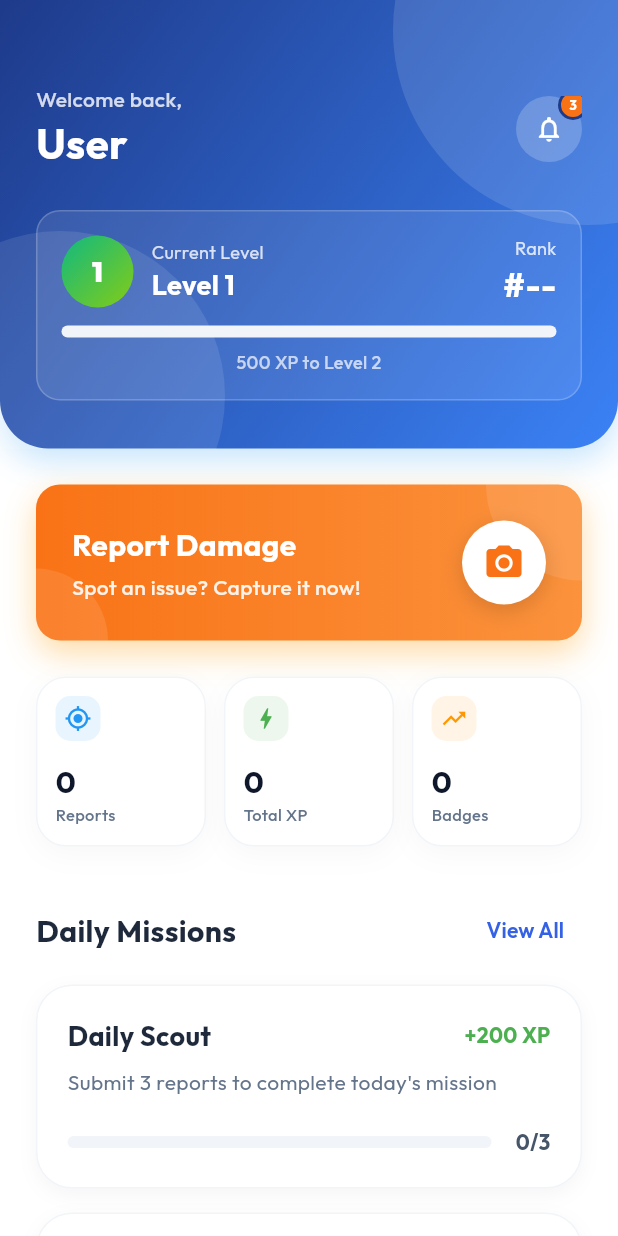
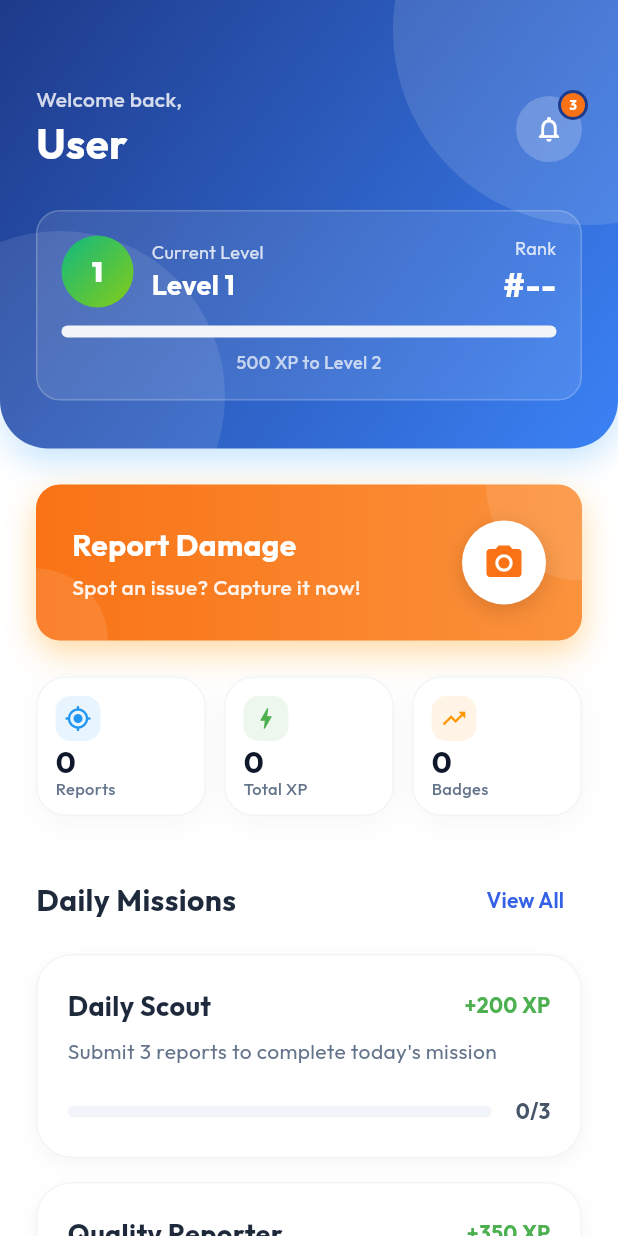
Before and after one commit to islemgouicem/StreetWatch, a Flutter app: the HomeScreen screen opened directly, on a phone screen of 412 x 824 dp. Run offline on Flutter 3.47's test engine with Material 3 defaults, Android fonts, the phone set to English and light mode, and no system bars; drawn by our look-alikes of percent_indicator; our stand-ins replace camera, equatable, flutter_bloc, flutter_map, geolocator, google_fonts and 3 more; missing offline and left inert: tflite_flutter; accounts and stored records are empty; network calls fail.

Commit message:
fix: responsivness issues + reports loading

```diff
--- a/mobile_app/lib/features/dashboard/presentation/pages/home_screen.dart
+++ b/mobile_app/lib/features/dashboard/presentation/pages/home_screen.dart
@@ -234,6 +234,7 @@ class _HeaderSectionState extends State<_HeaderSection> {
                                 );
                               },
                               child: Stack(
+                                clipBehavior: Clip.none,
                                 children: [
                                   Container(
                                     width: 44,
@@ -663,10 +664,21 @@ class _StatCard extends StatelessWidget {
 
   @override
   Widget build(BuildContext context) {
-    return AspectRatio(
-      aspectRatio: 1.0,
-      child: Container(
-        padding: const EdgeInsets.all(12), // Further reduced from 14
+    return LayoutBuilder(
+      builder: (context, constraints) {
+        final isCompact = constraints.maxWidth < 84;
+        final horizontalPadding = isCompact ? 8.0 : 12.0;
+        final verticalPadding = isCompact ? 10.0 : 12.0;
+        final iconSize = isCompact ? 16.0 : 18.0;
+        final valueSize = isCompact ? 18.0 : 20.0;
+        final labelSize = isCompact ? 10.0 : 11.0;
+
+        return Container(
+          constraints: BoxConstraints(minHeight: isCompact ? 64 : 72),
+          padding: EdgeInsets.symmetric(
+            horizontal: horizontalPadding,
+            vertical: verticalPadding,
+          ),
           decoration: BoxDecoration(
             color: Colors.white,
             borderRadius: BorderRadius.circular(20),
@@ -682,45 +694,52 @@ class _StatCard extends StatelessWidget {
           child: Column(
             crossAxisAlignment: CrossAxisAlignment.start,
             mainAxisAlignment: MainAxisAlignment.spaceBetween,
+            mainAxisSize: MainAxisSize.max,
             children: [
               Container(
-              padding: const EdgeInsets.all(6), // Reduced from 8
+                padding: EdgeInsets.all(isCompact ? 5 : 6),
                 decoration: BoxDecoration(
                   color: iconColor.withOpacity(0.1),
                   borderRadius: BorderRadius.circular(10),
                 ),
-              child: Icon(icon, color: iconColor, size: 18), // Reduced from 20
+                child: Icon(icon, color: iconColor, size: iconSize),
               ),
-
+              const SizedBox(height: 4),
               Column(
                 crossAxisAlignment: CrossAxisAlignment.start,
+                mainAxisSize: MainAxisSize.min,
                 children: [
                   FittedBox(
                     fit: BoxFit.scaleDown,
+                    alignment: Alignment.centerLeft,
                     child: Text(
                       value,
                       style: GoogleFonts.outfit(
-                      fontSize: 20, // Slightly reduced for safety
+                        fontSize: valueSize,
                         fontWeight: FontWeight.bold,
                         color: const Color(0xFF0F172A),
+                        height: 1.0,
                       ),
                     ),
                   ),
+                  const SizedBox(height: 2),
                   Text(
                     label,
                     maxLines: 1,
                     overflow: TextOverflow.ellipsis,
                     style: GoogleFonts.outfit(
-                    fontSize: 11, // Slightly reduced
+                      fontSize: labelSize,
                       fontWeight: FontWeight.w500,
                       color: const Color(0xFF64748B),
+                      height: 1.0,
                     ),
                   ),
                 ],
               ),
             ],
           ),
-      ),
+        );
+      },
     );
   }
 }
--- a/mobile_app/lib/services/api_service.dart
+++ b/mobile_app/lib/services/api_service.dart
@@ -126,14 +126,20 @@ class ApiService {
     String? status,
   }) async {
     try {
+      final userId = _supabase.auth.currentUser?.id;
+      if (userId == null || userId.isEmpty) {
+        throw ApiException('You must be signed in to load your reports.');
+      }
+
       final queryParams = {
         if (page != null) 'page': page.toString(),
         if (pageSize != null) 'page_size': pageSize.toString(),
-        ...?status == null ? null : {'status': status},
+        'user_id': userId,
+        if (status != null) 'status': status,
       };
 
       final uri = Uri.parse(
-        '$baseUrl/users/me/reports',
+        '$baseUrl/reports',
       ).replace(queryParameters: queryParams.isNotEmpty ? queryParams : null);
 
       final response = await http.get(uri, headers: await _getHeaders());
```
Lines whose indentation alone changed are shown as unchanged.
